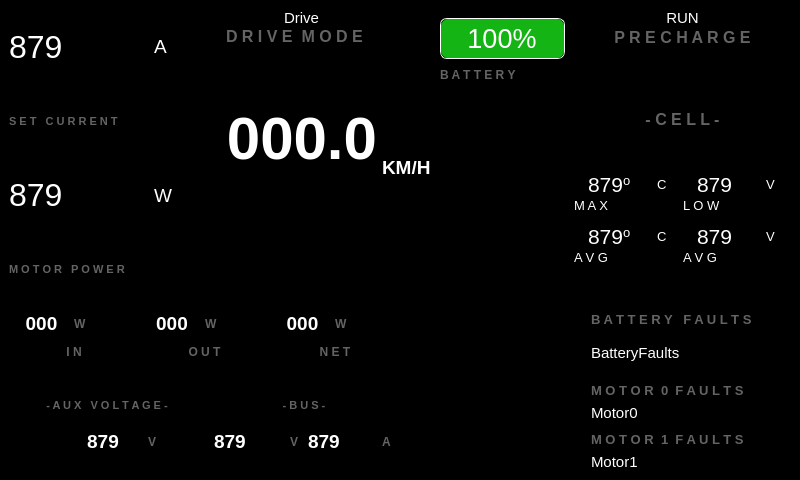
Old version of the form src/ViewLayer/RaceModeDisplay/RaceModeDashboardUI.ui in the repository UCSolarCarTeam/Epsilon-Dashboard.
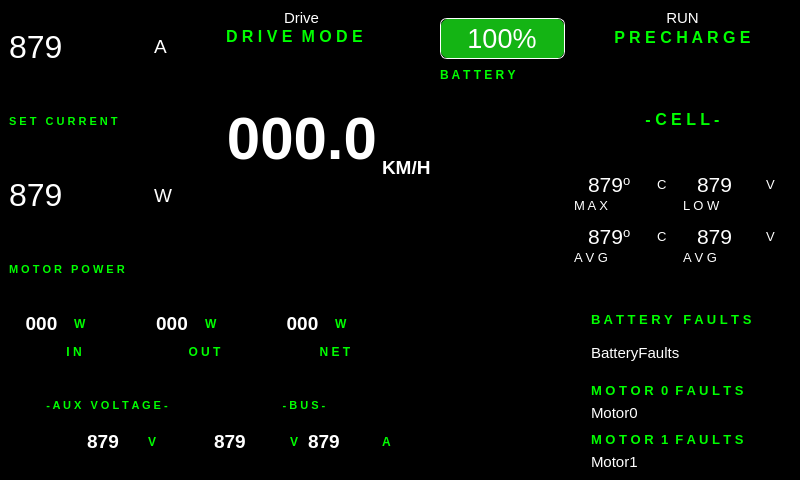
New version of the form. Icons and pictures are not drawn.

Commit message: makes the labels green

```diff
--- a/src/ViewLayer/RaceModeDisplay/RaceModeDashboardUI.ui
+++ b/src/ViewLayer/RaceModeDisplay/RaceModeDashboardUI.ui
@@ -599,7 +599,7 @@
                     <property name="styleSheet">
                      <string notr="true">QLabel {
 qproperty-alignment: AlignHCenter;
-color: rgb(100,100,100);
+color: rgb(0,255,0);
 }
 
 </string>
@@ -668,7 +668,7 @@
                     <property name="styleSheet">
                      <string notr="true">QLabel {
 qproperty-alignment: AlignHCenter;
-color: rgb(100,100,100);
+color: rgb(0,255,0);
 }
 
 </string>
@@ -925,7 +925,7 @@
                     <property name="styleSheet">
                      <string notr="true">QLabel {
 qproperty-alignment: AlignHCenter;
-color: rgb(100,100,100);
+color: rgb(0,255,0);
 }
 
 </string>
@@ -1024,7 +1024,7 @@
                     <property name="styleSheet">
                      <string notr="true">QLabel {
 qproperty-alignment: AlignHCenter;
-color: rgb(100,100,100);
+color: rgb(0,255,0);
 }
 
 </string>
@@ -1144,7 +1144,7 @@
                      </font>
                     </property>
                     <property name="styleSheet">
-                     <string notr="true">color: rgb(100,100,100);
+                     <string notr="true">color: rgb(0,255,0);
 </string>
                     </property>
                     <property name="text">
@@ -1220,7 +1220,7 @@
                        </property>
                        <property name="styleSheet">
                         <string notr="true">
-color: rgb(100,100,100);</string>
+color: rgb(0,255,0);</string>
                        </property>
                        <property name="text">
                         <string>- C E L L -</string>
@@ -2045,7 +2045,7 @@
                         </font>
                        </property>
                        <property name="styleSheet">
-                        <string notr="true">color: rgb(100,100,100);</string>
+                        <string notr="true">color: rgb(0,255,0);</string>
                        </property>
                        <property name="text">
                         <string>W</string>
@@ -2064,7 +2064,7 @@
                      </font>
                     </property>
                     <property name="styleSheet">
-                     <string notr="true">color: rgb(100,100,100);</string>
+                     <string notr="true">color: rgb(0,255,0);</string>
                     </property>
                     <property name="text">
                      <string>I N</string>
@@ -2179,7 +2179,7 @@
                         </font>
                        </property>
                        <property name="styleSheet">
-                        <string notr="true">color: rgb(100,100,100);</string>
+                        <string notr="true">color: rgb(0,255,0);</string>
                        </property>
                        <property name="text">
                         <string>W</string>
@@ -2198,7 +2198,7 @@
                      </font>
                     </property>
                     <property name="styleSheet">
-                     <string notr="true">color: rgb(100,100,100);</string>
+                     <string notr="true">color: rgb(0,255,0);</string>
                     </property>
                     <property name="text">
                      <string>O U T</string>
@@ -2313,7 +2313,7 @@
                         </font>
                        </property>
                        <property name="styleSheet">
-                        <string notr="true">color: rgb(100,100,100);</string>
+                        <string notr="true">color: rgb(0,255,0);</string>
                        </property>
                        <property name="text">
                         <string>W</string>
@@ -2332,7 +2332,7 @@
                      </font>
                     </property>
                     <property name="styleSheet">
-                     <string notr="true">color: rgb(100,100,100);</string>
+                     <string notr="true">color: rgb(0,255,0);</string>
                     </property>
                     <property name="text">
                      <string>N E T</string>
@@ -2443,7 +2443,7 @@
                      <enum>Qt::LeftToRight</enum>
                     </property>
                     <property name="styleSheet">
-                     <string notr="true">color: rgb(100,100,100);</string>
+                     <string notr="true">color: rgb(0,255,0);</string>
                     </property>
                     <property name="text">
                      <string>- A U X   V O L T A G E -</string>
@@ -2519,7 +2519,7 @@
                         </font>
                        </property>
                        <property name="styleSheet">
-                        <string notr="true">color: rgb(100,100,100);</string>
+                        <string notr="true">color: rgb(0,255,0);</string>
                        </property>
                        <property name="text">
                         <string>V</string>
@@ -2597,7 +2597,7 @@
                      </font>
                     </property>
                     <property name="styleSheet">
-                     <string notr="true">color: rgb(100,100,100);</string>
+                     <string notr="true">color: rgb(0,255,0);</string>
                     </property>
                     <property name="text">
                      <string> - B U S -</string>
@@ -2675,7 +2675,7 @@
                            </font>
                           </property>
                           <property name="styleSheet">
-                           <string notr="true">color: rgb(100,100,100);</string>
+                           <string notr="true">color: rgb(0,255,0);</string>
                           </property>
                           <property name="text">
                            <string>V</string>
@@ -2738,7 +2738,7 @@
                            </font>
                           </property>
                           <property name="styleSheet">
-                           <string notr="true">color: rgb(100,100,100);</string>
+                           <string notr="true">color: rgb(0,255,0);</string>
                           </property>
                           <property name="text">
                            <string>A</string>
@@ -3012,7 +3012,7 @@
                      </font>
                     </property>
                     <property name="styleSheet">
-                     <string notr="true">color: rgb(100,100,100);</string>
+                     <string notr="true">color: rgb(0,255,0);</string>
                     </property>
                     <property name="text">
                      <string>B A T T E R Y   F A U L T S</string>
@@ -3104,7 +3104,7 @@
                      </font>
                     </property>
                     <property name="styleSheet">
-                     <string notr="true">color: rgb(100,100,100);</string>
+                     <string notr="true">color: rgb(0,255,0);</string>
                     </property>
                     <property name="text">
                      <string>M O T O R  0  F A U L T S</string>
@@ -3193,7 +3193,7 @@
                      </font>
                     </property>
                     <property name="styleSheet">
-                     <string notr="true">color: rgb(100,100,100);</string>
+                     <string notr="true">color: rgb(0,255,0);</string>
                     </property>
                     <property name="text">
                      <string>M O T O R  1  F A U L T S</string>
```
The commit also changes 1 other file.
